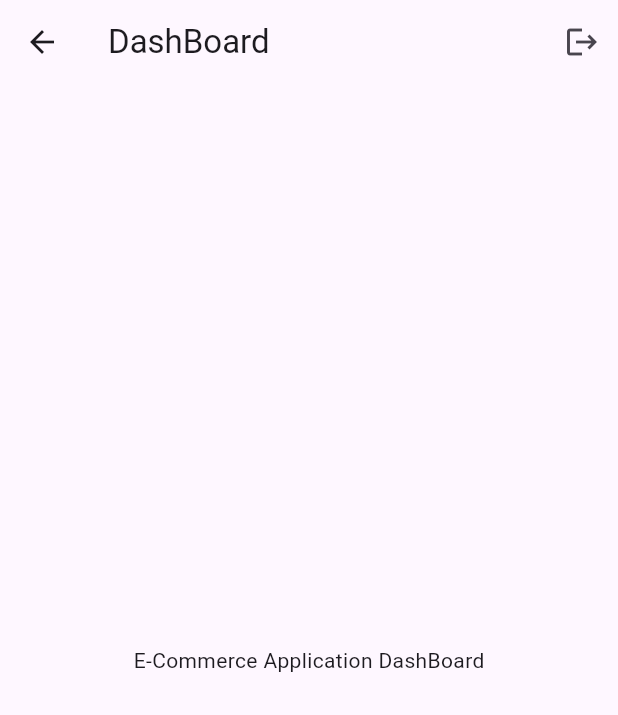
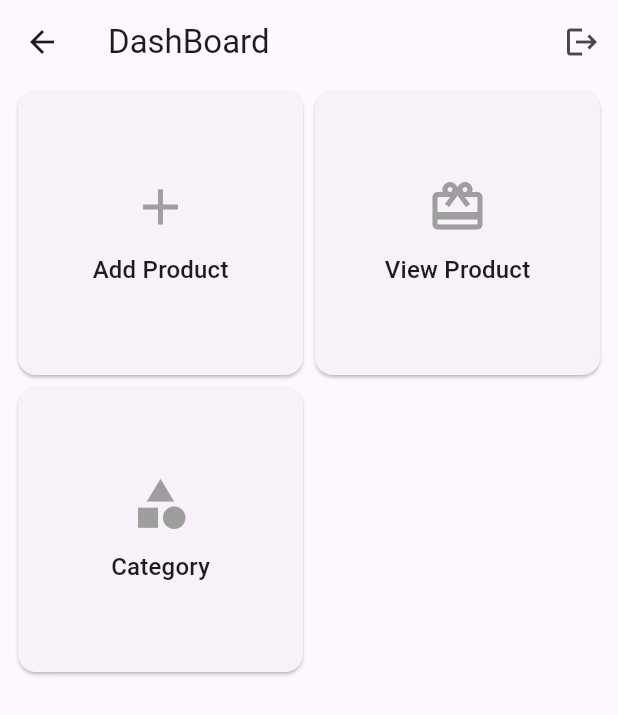
Before and after one commit to DeveloperKits/e-commerece, a Flutter app: the DashBoardPage screen opened by its route, on a phone screen of 412 x 824 dp. Shown: the top 715 px of the screen. Run offline on Flutter 3.47's test engine with Material 3 defaults, Android fonts, the phone set to English and light mode, and no system bars; our stand-ins replace firebase_auth, firebase_core, firebase_database, flutter_easyloading, flutter_styled_toast; accounts and stored records are empty.

Commit message:
dashboard

```diff
--- /dev/null
+++ b/lib/custom_widgets/dashboard_item_view.dart
@@ -0,0 +1,28 @@
+import 'package:ecommerece/model/dashboard_item.dart';
+import 'package:flutter/material.dart';
+
+class DashboardItemView extends StatelessWidget {
+  const DashboardItemView({super.key, required this.item,});
+
+  final DashboardItem item;
+
+  @override
+  Widget build(BuildContext context) {
+    return InkWell(
+      onTap: () {
+        Navigator.pushNamed(context, item.route);
+      },
+      child: Card(
+        child: Column(
+          mainAxisAlignment: MainAxisAlignment.center,
+          mainAxisSize: MainAxisSize.min,
+          children: [
+            Icon(item.iconData, size: 40, color: Colors.grey,),
+            const SizedBox(height: 10,),
+            Text(item.tittle, style: Theme.of(context).textTheme.titleMedium,),
+          ],
+        ),
+      ),
+    );
+  }
+}
--- /dev/null
+++ b/lib/model/dashboard_item.dart
@@ -0,0 +1,23 @@
+
+import 'package:ecommerece/pages/category.dart';
+import 'package:ecommerece/pages/new_products.dart';
+import 'package:ecommerece/pages/view_products.dart';
+import 'package:flutter/material.dart';
+
+class DashboardItem{
+  String tittle;
+  String route;
+  IconData iconData;
+
+  DashboardItem({
+    required this.tittle,
+    required this.route,
+    required this.iconData,
+  });
+}
+
+final dashboardItemList = <DashboardItem>[
+  DashboardItem(tittle: "Add Product", route: NewProductsPage.routeName, iconData: Icons.add),
+  DashboardItem(tittle: "View Product", route: ViewProductPage.routeName, iconData: Icons.card_giftcard),
+  DashboardItem(tittle: "Category", route: CategoryPage.routeName, iconData: Icons.category),
+];
--- a/lib/pages/dashboard_page.dart
+++ b/lib/pages/dashboard_page.dart
@@ -1,11 +1,13 @@
 import 'package:ecommerece/auth/auth_service.dart';
+import 'package:ecommerece/custom_widgets/dashboard_item_view.dart';
+import 'package:ecommerece/model/dashboard_item.dart';
 import 'package:ecommerece/pages/login_page.dart';
 import 'package:flutter/material.dart';
 import 'package:flutter_easyloading/flutter_easyloading.dart';
 
-
 class DashBoardPage extends StatelessWidget {
   static const String routeName = "/dashboard";
+
   const DashBoardPage({super.key});
 
   @override
@@ -21,13 +23,21 @@ class DashBoardPage extends StatelessWidget {
                   Navigator.pushReplacementNamed(context, LoginPage.routeName);
                 });
               },
-              icon: const Icon(Icons.logout)
-          ),
+              icon: const Icon(Icons.logout)),
         ],
       ),
-
-      body: Center(
-        child: Text("E-Commerce Application DashBoard"),
+      body: Padding(
+        padding: const EdgeInsets.symmetric(horizontal: 8.0),
+        child: GridView.builder(
+          gridDelegate: const SliverGridDelegateWithFixedCrossAxisCount(
+            crossAxisCount: 2,
+          ),
+          itemCount: dashboardItemList.length,
+          itemBuilder: (context, index){
+            final item = dashboardItemList[index];
+            return DashboardItemView(item: item,);
+          },
+        ),
       ),
     );
   }
```
Also changed, not shown: lib/main.dart (+15 -4 lines), lib/model/category_model.dart (added, +9 -0 lines), lib/pages/category.dart (added, +40 -0 lines), lib/pages/new_products.dart (added, +16 -0 lines), lib/pages/view_products.dart (added, +11 -0 lines), lib/providers/products_providers.dart (added, +7 -0 lines).
